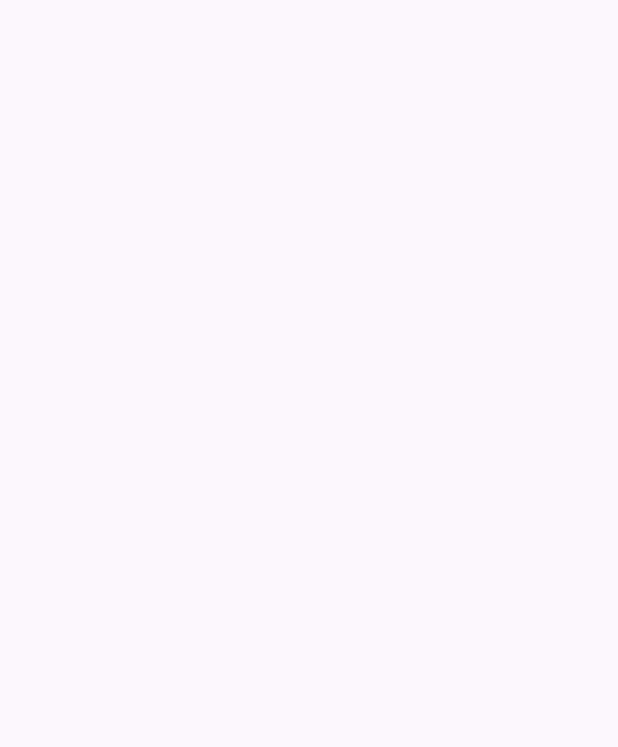
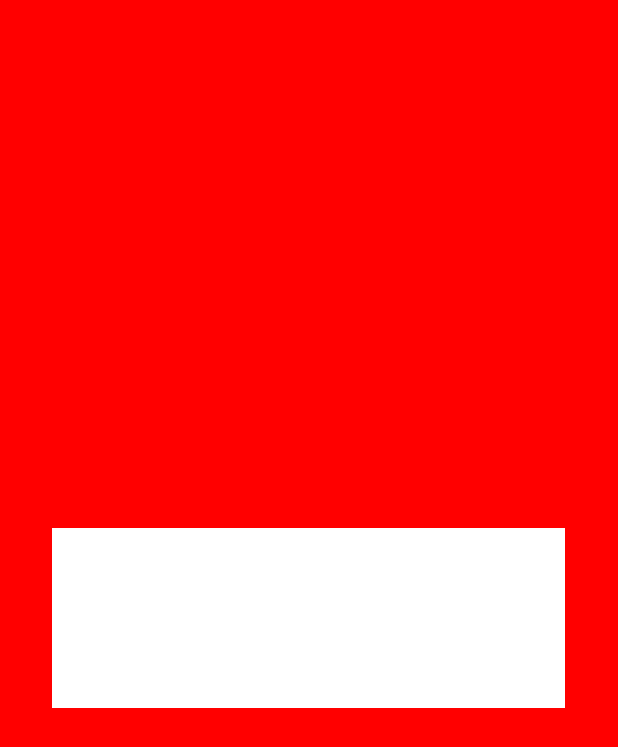
Before and after one commit to Zenith360/avengersApp, an Android app: the MessageActivity screen opened directly, with no data from a screen before it, on a phone screen of 412 x 824 dp. Before the commit the part shown is empty. Shown: the top 747 px of the screen. Run offline under Robolectric (Android 15) with nearby library versions, the phone set to English and light mode, and no system bars; 1 statement that could not run was skipped.

Commit message:
Message and Avengers Activities Created (maybe subject to change)

```diff
--- a/app/src/main/java/com/example/myapplication/MessageActivity.kt
+++ b/app/src/main/java/com/example/myapplication/MessageActivity.kt
@@ -2,9 +2,17 @@ package com.example.myapplication
 
 import androidx.appcompat.app.AppCompatActivity
 import android.os.Bundle
+import android.widget.TextView
+
 class MessageActivity : AppCompatActivity() {
+
+    private lateinit var txtOnlyTxt : TextView
     override fun onCreate(savedInstanceState: Bundle?) {
         super.onCreate(savedInstanceState)
         setContentView(R.layout.activity_message)
+
+        val msgToBeDisplayed = intent.getStringExtra("msg") ?: "Nothing"
+
+        txtOnlyTxt.text = msgToBeDisplayed
     }
 }
--- a/app/src/main/res/layout/activity_avengers.xml
+++ b/app/src/main/res/layout/activity_avengers.xml
@@ -252,6 +252,7 @@
             android:hint="Enter Message" />
 
         <androidx.appcompat.widget.AppCompatButton
+            android:id="@+id/btnEnd"
             android:layout_width="120dp"
             android:layout_height="wrap_content"
             android:layout_below="@id/etMsg"
--- a/app/src/main/res/layout/activity_message.xml
+++ b/app/src/main/res/layout/activity_message.xml
@@ -1,9 +1,21 @@
 <?xml version="1.0" encoding="utf-8"?>
-<androidx.constraintlayout.widget.ConstraintLayout xmlns:android="http://schemas.android.com/apk/res/android"
+<RelativeLayout xmlns:android="http://schemas.android.com/apk/res/android"
     xmlns:app="http://schemas.android.com/apk/res-auto"
     xmlns:tools="http://schemas.android.com/tools"
     android:layout_width="match_parent"
     android:layout_height="match_parent"
+    android:background="@color/BtnRed"
     tools:context=".MessageActivity">
 
-</androidx.constraintlayout.widget.ConstraintLayout>
+    <androidx.appcompat.widget.AppCompatAutoCompleteTextView
+        android:id="@+id/txtOnlyTxt"
+        android:layout_width="match_parent"
+        android:layout_height="120dp"
+        android:layout_centerInParent="true"
+        android:layout_marginLeft="70dp"
+        android:background="@color/white"
+        android:textColor="@color/black"
+        android:textSize="20sp"
+        android:textStyle="bold" />
+
+</RelativeLayout>
```
Also changed, not shown: app/src/main/java/com/example/myapplication/AvengersActivity.kt (+17 -0 lines).
